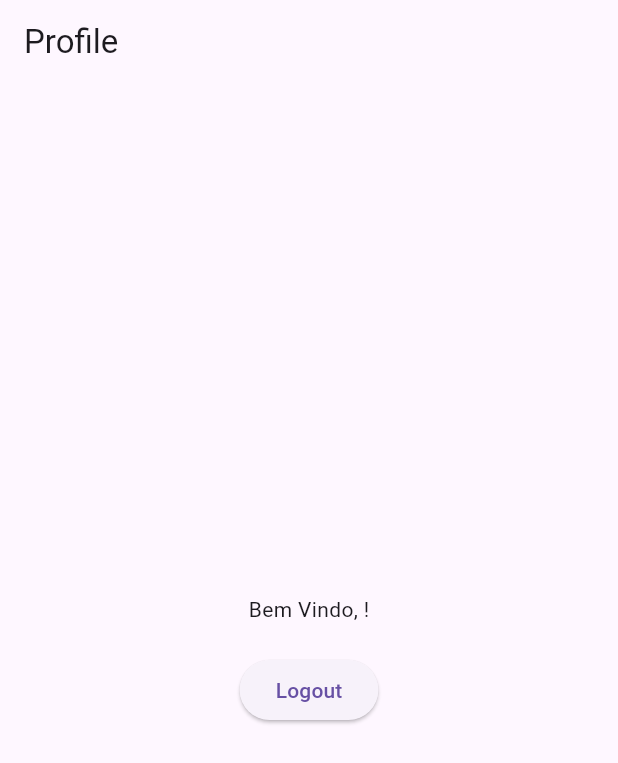
After one commit to ViBurnier/Books_Vanilla_FrontEnd, a Flutter app: the ProfilePage screen opened by its route, on a phone screen of 412 x 824 dp. The commit adds this screen. Shown: the top 763 px of the screen. Run offline on Flutter 3.47's test engine with Material 3 defaults, Android fonts, the phone set to English and light mode, and no system bars; our stand-ins replace dio, shared_preferences; missing offline and left inert: footer; accounts and stored records are empty; network calls fail.

Commit message:
profile e cookie
criei a pagina de perfil e cookies para saber se o usuario já está logado.

```diff
--- /dev/null
+++ b/lib/profile.dart
@@ -0,0 +1,61 @@
+import 'package:flutter/material.dart';
+import 'package:shared_preferences/shared_preferences.dart';
+
+class ProfilePage extends StatelessWidget {
+  const ProfilePage({super.key});
+
+  Future<String?> getSavedCookie() async {
+    SharedPreferences prefs = await SharedPreferences.getInstance();
+    return prefs.getString('username');
+  }
+
+  void saveCookie() async {
+    SharedPreferences prefs = await SharedPreferences.getInstance();
+    prefs.setBool('loged', false);
+  }
+
+  @override
+  Widget build(BuildContext context) {
+    return Scaffold(
+      appBar: AppBar(
+        title: const Text('Profile'),
+        automaticallyImplyLeading: false,
+      ),
+      body: Center(
+        child: FutureBuilder<String?>(
+          future: getSavedCookie(), // Call the async function
+          builder: (BuildContext context, AsyncSnapshot<String?> snapshot) {
+            if (snapshot.connectionState == ConnectionState.waiting) {
+              // While the data is loading, show a loading indicator
+              return const CircularProgressIndicator();
+            } else if (snapshot.hasError) {
+              // If there was an error, display it
+              return Text('Error: ${snapshot.error}');
+            } else if (snapshot.hasData) {
+              // If the data is available, display it
+              String? username = snapshot.data;
+              return Column(
+                mainAxisAlignment: MainAxisAlignment.center,
+                children: [
+                  Text('Bem Vindo, $username!'),
+                  const SizedBox(height: 20),
+                  ElevatedButton(
+                    onPressed: () {
+                      // Handle logout logic here
+                      saveCookie();
+                      Navigator.pushNamed(context, '/');
+                    },
+                    child: const Text('Logout'),
+                  ),
+                ],
+              );
+            } else {
+              // If no data is found
+              return const Text('No cookie found.');
+            }
+          },
+        ),
+      ),
+    );
+  }
+}
--- a/pubspec.yaml
+++ b/pubspec.yaml
@@ -36,6 +36,7 @@ dependencies:
   # Use with the CupertinoIcons class for iOS style icons.
   cupertino_icons: ^1.0.8
   intl: ^0.20.2
+  shared_preferences: ^2.0.6
 
 dev_dependencies:
   flutter_test:
```
Also changed, not shown: lib/login.dart (+44 -9 lines), lib/main.dart (+48 -37 lines), pubspec.lock.
